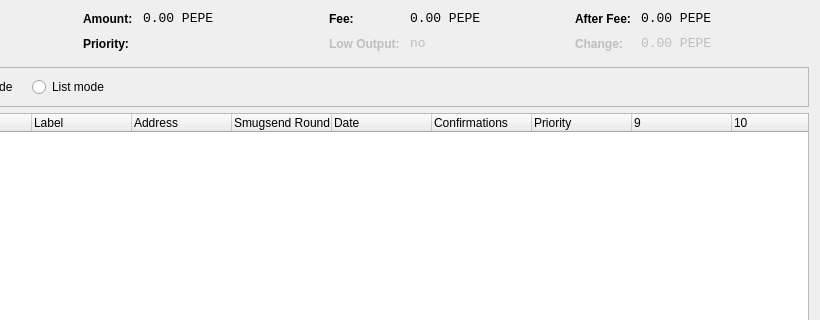
Above: src/qt/forms/coincontroldialog.ui from projectmemetic/pepecoin before the change; both pictures show x 180 to 1000 and y 0 to 320 of the 1000 by 500 pixel window. Below: the same form after it.
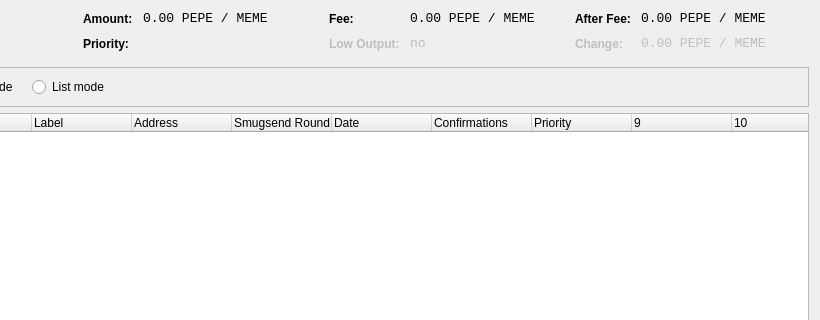
That is the form after the change. Custom widgets are drawn as their Qt base class.

Diff of the .ui file:
```diff
--- a/src/qt/forms/coincontroldialog.ui
+++ b/src/qt/forms/coincontroldialog.ui
@@ -141,7 +141,7 @@
           <enum>Qt::ActionsContextMenu</enum>
          </property>
          <property name="text">
-          <string notr="true">0.00 PEPE</string>
+          <string notr="true">0.00 PEPE / MEME</string>
          </property>
          <property name="textInteractionFlags">
           <set>Qt::LinksAccessibleByMouse|Qt::TextSelectableByKeyboard|Qt::TextSelectableByMouse</set>
@@ -221,7 +221,7 @@
           <enum>Qt::ActionsContextMenu</enum>
          </property>
          <property name="text">
-          <string notr="true">0.00 PEPE</string>
+          <string notr="true">0.00 PEPE / MEME</string>
          </property>
          <property name="textInteractionFlags">
           <set>Qt::LinksAccessibleByMouse|Qt::TextSelectableByKeyboard|Qt::TextSelectableByMouse</set>
@@ -307,7 +307,7 @@
           <enum>Qt::ActionsContextMenu</enum>
          </property>
          <property name="text">
-          <string notr="true">0.00 PEPE</string>
+          <string notr="true">0.00 PEPE / MEME</string>
          </property>
          <property name="textInteractionFlags">
           <set>Qt::LinksAccessibleByMouse|Qt::TextSelectableByKeyboard|Qt::TextSelectableByMouse</set>
@@ -345,7 +345,7 @@
           <enum>Qt::ActionsContextMenu</enum>
          </property>
          <property name="text">
-          <string notr="true">0.00 PEPE</string>
+          <string notr="true">0.00 PEPE / MEME</string>
          </property>
          <property name="textInteractionFlags">
           <set>Qt::LinksAccessibleByMouse|Qt::TextSelectableByKeyboard|Qt::TextSelectableByMouse</set>
```
